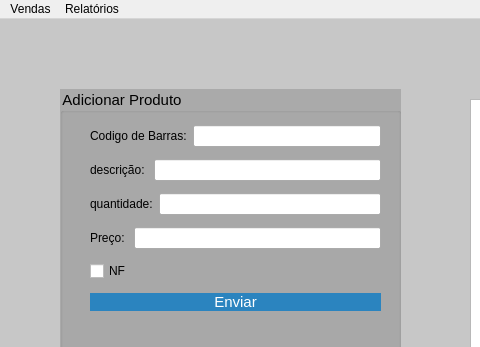
This is mainwindow.ui in GabR36/QEstoqueLoja as Qt 5 draws it before an edit; both pictures show x 0 to 480 and y 0 to 347 of the 1069 by 643 pixel window. The edited form follows.
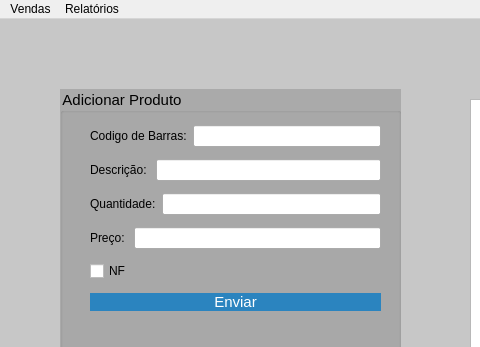
This is the edited form. Icons and pictures are not drawn.

Commit message: Arrumado problemas visuais interface que eu lembrokk

What changed in the file:
```diff
--- a/mainwindow.ui
+++ b/mainwindow.ui
@@ -171,7 +171,7 @@
         <item>
          <widget class="QLabel" name="label_2">
           <property name="text">
-           <string>descrição: </string>
+           <string>Descrição: </string>
           </property>
          </widget>
         </item>
@@ -185,7 +185,7 @@
         <item>
          <widget class="QLabel" name="Lbl_Quantidade">
           <property name="text">
-           <string>quantidade:</string>
+           <string>Quantidade:</string>
           </property>
          </widget>
         </item>
```
Left out of the diff: 8 changed lines with no effect on the pictures. The commit also changes 5 other files.
